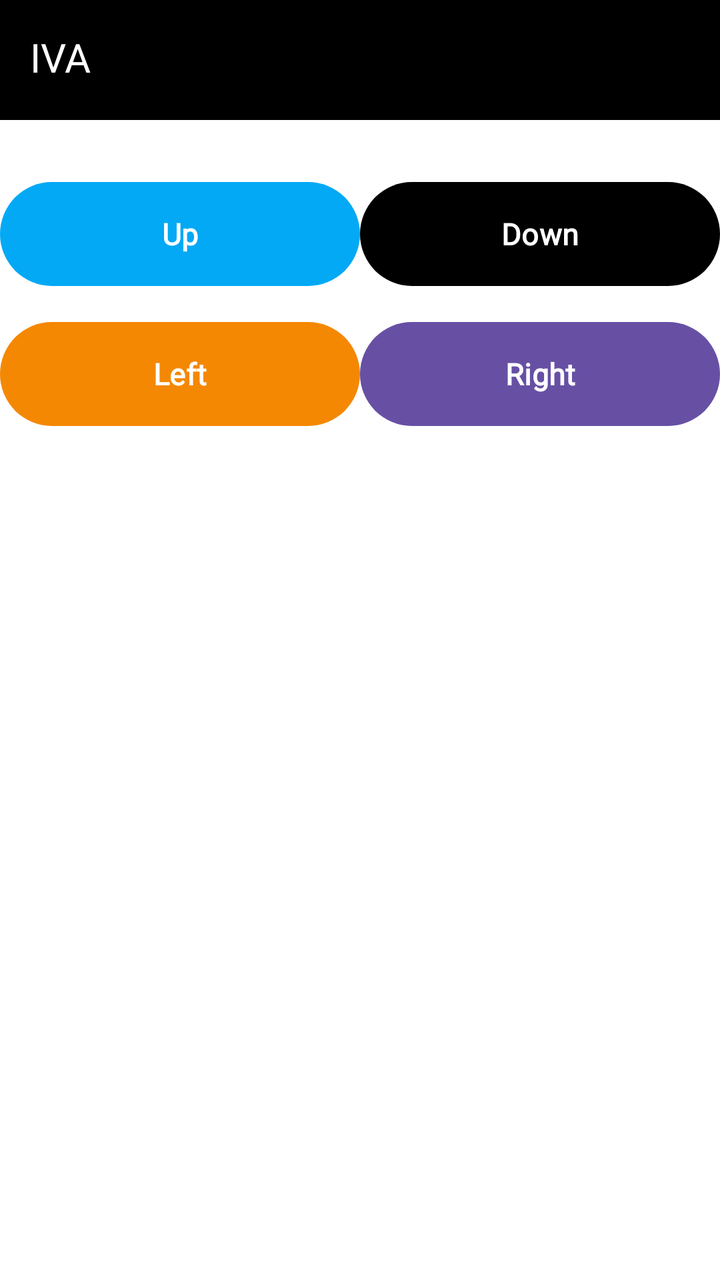
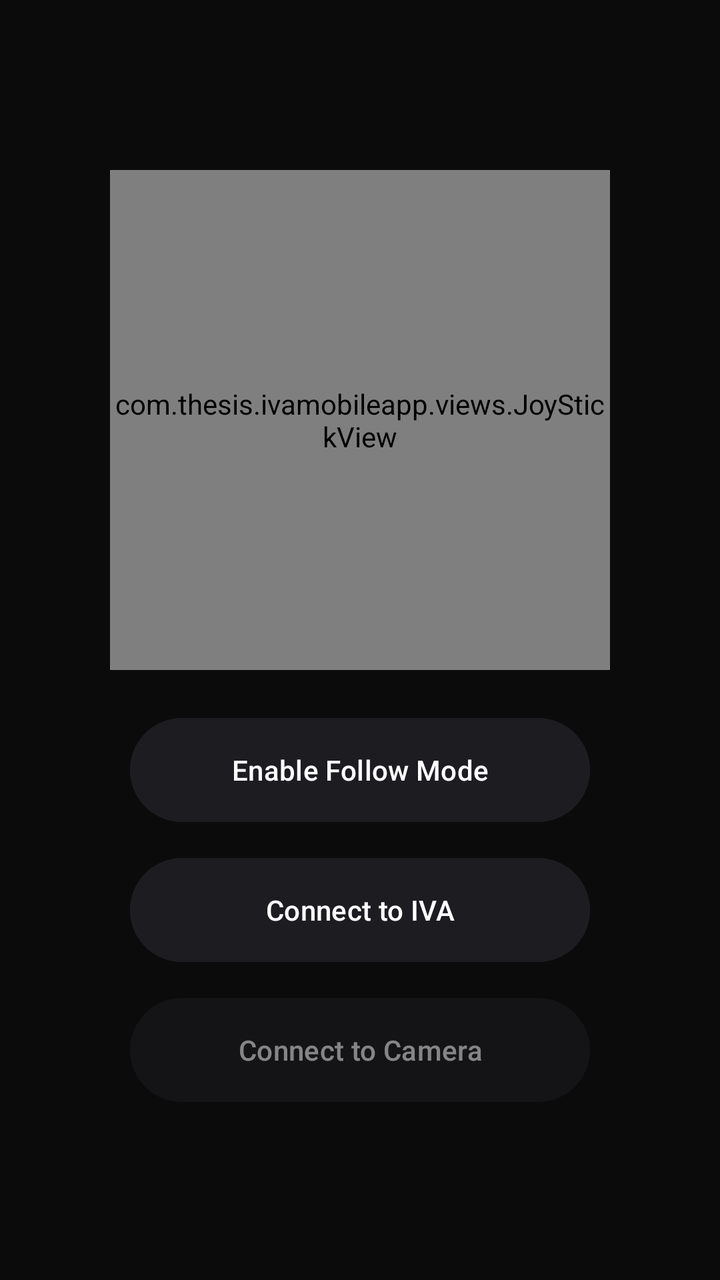

The first picture is an Android layout as it rendered before a commit; the second is the same layout after the commit. The layout source and the unified diff follow.
<!-- AndroidManifest.xml: application theme Theme.IvaMobileApp -->
<!-- res/layout/fragment_home.xml -->
<?xml version="1.0" encoding="utf-8"?>
<androidx.coordinatorlayout.widget.CoordinatorLayout xmlns:android="http://schemas.android.com/apk/res/android"
    android:layout_width="match_parent"
    android:layout_height="match_parent">

    <RelativeLayout
        android:layout_width="match_parent"
        android:layout_height="match_parent"
        android:background="@android:color/white">


        <View
            android:layout_width="match_parent"
            android:layout_height="60dp"
            android:background="@color/black" />

        <TextView
            android:id="@+id/lblTitle"
            android:layout_width="wrap_content"
            android:layout_height="wrap_content"
            android:fontFamily="@font/roboto_regular"
            android:padding="15dp"
            android:text="IVA"
            android:textColor="@color/white"
            android:textSize="20sp" />

        <LinearLayout
            android:id="@+id/linear1"
            android:layout_width="match_parent"
            android:layout_height="wrap_content"
            android:layout_below="@+id/lblTitle"
            android:layout_marginTop="30dp"
            android:orientation="horizontal">

            <Button
                android:id="@+id/btnTop"
                android:layout_width="0dp"
                android:layout_height="60dp"
                android:layout_weight="1"
                android:fontFamily="@font/roboto_regular"
                android:text="Up"
                android:textColor="@android:color/white"
                android:textSize="15sp"
                android:textStyle="bold"
                android:theme="@style/CustomStyleBlue" />

            <Button
                android:id="@+id/btnDown"
                android:layout_width="0dp"
                android:layout_height="60dp"
                android:layout_weight="1"
                android:fontFamily="@font/roboto_regular"
                android:text="Down"
                android:textColor="@android:color/white"
                android:textSize="15sp"
                android:textStyle="bold"
                android:theme="@style/CustomStyleBlack" />
        </LinearLayout>

        <LinearLayout
            android:id="@+id/linear2"
            android:layout_width="match_parent"
            android:layout_height="match_parent"
            android:layout_below="@+id/linear1"
            android:layout_marginTop="10dp"
            android:orientation="horizontal">

            <Button
                android:id="@+id/btnLeft"
                android:layout_width="0dp"
                android:layout_height="60dp"
                android:layout_weight="1"
                android:fontFamily="@font/roboto_regular"
                android:text="Left"
                android:textColor="@android:color/white"
                android:textSize="15sp"
                android:textStyle="bold"
                android:theme="@style/CustomStyleOrange" />

            <Button
                android:id="@+id/btnRight"
                android:layout_width="0dp"
                android:layout_height="60dp"
                android:layout_weight="1"
                android:fontFamily="@font/roboto_regular"
                android:text="Right"
                android:textColor="@android:color/white"
                android:textSize="15sp"
                android:textStyle="bold" />
        </LinearLayout>
    </RelativeLayout>

</androidx.coordinatorlayout.widget.CoordinatorLayout>
<!-- resources referenced by this layout -->
<resources>
  <color name="black">#FF000000</color>
  <color name="white">#FFFFFFFF</color>
  <style name="CustomStyleBlack" parent="Theme.Design.Light">
          <item name="colorPrimary">#000000</item>
          <item name="colorAccent">#000000</item>
      </style>
  <style name="CustomStyleBlue" parent="Theme.Design.Light">
          <item name="colorPrimary">#03A9F4</item>
          <item name="colorAccent">#2196F3</item>
      </style>
  <style name="CustomStyleOrange" parent="Theme.Design.Light">
          <item name="colorPrimary">#F48803</item>
          <item name="colorAccent">#F38D21</item>
      </style>
  <style name="Theme.IvaMobileApp" parent="Base.Theme.IvaMobileApp" />
  <style name="Base.Theme.IvaMobileApp" parent="Theme.Material3.DayNight.NoActionBar">
          
          
      </style>
</resources>

<!-- the commit's change to res/layout/fragment_home.xml (unified diff, before → after) -->
@@ -6,87 +6,58 @@
     <RelativeLayout
         android:layout_width="match_parent"
         android:layout_height="match_parent"
-        android:background="@android:color/white">
+        android:background="#0b0b0b">
 
-
-        <View
-            android:layout_width="match_parent"
-            android:layout_height="60dp"
-            android:background="@color/black" />
-
-        <TextView
-            android:id="@+id/lblTitle"
+        <LinearLayout
             android:layout_width="wrap_content"
             android:layout_height="wrap_content"
-            android:fontFamily="@font/roboto_regular"
-            android:padding="15dp"
-            android:text="IVA"
-            android:textColor="@color/white"
-            android:textSize="20sp" />
+            android:layout_centerInParent="true"
+            android:gravity="center"
+            android:orientation="vertical">
 
-        <LinearLayout
-            android:id="@+id/linear1"
-            android:layout_width="match_parent"
-            android:layout_height="wrap_content"
-            android:layout_below="@+id/lblTitle"
-            android:layout_marginTop="30dp"
-            android:orientation="horizontal">
+            <com.thesis.ivamobileapp.views.JoyStickView
+                android:id="@+id/joystickView"
+                android:layout_width="250dp"
+                android:layout_height="250dp" />
 
             <Button
-                android:id="@+id/btnTop"
-                android:layout_width="0dp"
+                android:id="@+id/btnFollow"
+                android:layout_width="230dp"
                 android:layout_height="60dp"
-                android:layout_weight="1"
-                android:fontFamily="@font/roboto_regular"
-                android:text="Up"
-                android:textColor="@android:color/white"
-                android:textSize="15sp"
-                android:textStyle="bold"
-                android:theme="@style/CustomStyleBlue" />
+                android:layout_marginTop="20dp"
+                android:backgroundTint="#1d1c21"
+                android:text="Enable Follow Mode"
+                android:textColor="@color/white" />
 
             <Button
-                android:id="@+id/btnDown"
-                android:layout_width="0dp"
+                android:id="@+id/btnAction"
+                android:layout_width="230dp"
                 android:layout_height="60dp"
-                android:layout_weight="1"
-                android:fontFamily="@font/roboto_regular"
-                android:text="Down"
-                android:textColor="@android:color/white"
-                android:textSize="15sp"
-                android:textStyle="bold"
-                android:theme="@style/CustomStyleBlack" />
-        </LinearLayout>
-
-        <LinearLayout
-            android:id="@+id/linear2"
-            android:layout_width="match_parent"
-            android:layout_height="match_parent"
-            android:layout_below="@+id/linear1"
-            android:layout_marginTop="10dp"
-            android:orientation="horizontal">
+                android:layout_marginTop="10dp"
+                android:backgroundTint="#1d1c21"
+                android:drawableStart="@drawable/ic_bt"
+                android:drawablePadding="12dp"
+                android:drawableTint="@color/white"
+                android:paddingStart="20dp"
+                android:paddingEnd="20dp"
+                android:text="Connect to IVA"
+                android:textColor="@color/white" />
 
             <Button
-                android:id="@+id/btnLeft"
-                android:layout_width="0dp"
+                android:id="@+id/btnCamera"
+                android:layout_width="230dp"
                 android:layout_height="60dp"
-                android:layout_weight="1"
-                android:fontFamily="@font/roboto_regular"
-                android:text="Left"
-                android:textColor="@android:color/white"
-                android:textSize="15sp"
-                android:textStyle="bold"
-                android:theme="@style/CustomStyleOrange" />
-
-            <Button
-                android:id="@+id/btnRight"
-                android:layout_width="0dp"
-                android:layout_height="60dp"
-                android:layout_weight="1"
-                android:fontFamily="@font/roboto_regular"
-                android:text="Right"
-                android:textColor="@android:color/white"
-                android:textSize="15sp"
-                android:textStyle="bold" />
+                android:layout_marginTop="10dp"
+                android:backgroundTint="#1d1c21"
+                android:drawableStart="@drawable/ic_camera"
+                android:drawablePadding="12dp"
+                android:drawableTint="@color/white"
+                android:paddingStart="20dp"
+                android:paddingEnd="20dp"
+                android:text="Connect to Camera"
+                android:textColor="@color/white"
+                android:enabled="false"
+                android:alpha="0.5" />
         </LinearLayout>
     </RelativeLayout>
 
<!-- resource entries referenced after the edit -->
@@ -1,19 +1,13 @@
 <!-- resources referenced by this layout -->
 <resources>
-  <color name="black">#FF000000</color>
   <color name="white">#FFFFFFFF</color>
-  <style name="CustomStyleBlack" parent="Theme.Design.Light">
-          <item name="colorPrimary">#000000</item>
-          <item name="colorAccent">#000000</item>
-      </style>
-  <style name="CustomStyleBlue" parent="Theme.Design.Light">
-          <item name="colorPrimary">#03A9F4</item>
-          <item name="colorAccent">#2196F3</item>
-      </style>
-  <style name="CustomStyleOrange" parent="Theme.Design.Light">
-          <item name="colorPrimary">#F48803</item>
-          <item name="colorAccent">#F38D21</item>
-      </style>
+  <!-- drawable ic_bt: vector/xml drawable (drawable, 2112 chars, omitted) -->
+  <!-- drawable ic_camera (drawable) -->
+  <vector xmlns:android="http://schemas.android.com/apk/res/android" android:height="52dp" android:viewportHeight="24" android:viewportWidth="24" android:width="52dp">
+        
+      <path android:fillColor="#1C274C" android:fillType="evenOdd" android:pathData="M9.778,21H14.222C17.343,21 18.904,21 20.025,20.265C20.51,19.946 20.927,19.537 21.251,19.061C22,17.96 22,16.428 22,13.364C22,10.299 22,8.767 21.251,7.667C20.927,7.19 20.51,6.781 20.025,6.463C19.304,5.99 18.403,5.821 17.022,5.761C16.363,5.761 15.796,5.271 15.667,4.636C15.473,3.685 14.622,3 13.634,3H10.366C9.378,3 8.527,3.685 8.333,4.636C8.204,5.271 7.637,5.761 6.978,5.761C5.597,5.821 4.696,5.99 3.975,6.463C3.49,6.781 3.073,7.19 2.749,7.667C2,8.767 2,10.299 2,13.364C2,16.428 2,17.96 2.749,19.061C3.073,19.537 3.49,19.946 3.975,20.265C5.096,21 6.657,21 9.778,21ZM12,9.273C9.699,9.273 7.833,11.104 7.833,13.364C7.833,15.623 9.699,17.455 12,17.455C14.301,17.455 16.167,15.623 16.167,13.364C16.167,11.104 14.301,9.273 12,9.273ZM12,10.909C10.619,10.909 9.5,12.008 9.5,13.364C9.5,14.719 10.619,15.818 12,15.818C13.381,15.818 14.5,14.719 14.5,13.364C14.5,12.008 13.381,10.909 12,10.909ZM16.722,10.091C16.722,9.639 17.095,9.273 17.556,9.273H18.667C19.127,9.273 19.5,9.639 19.5,10.091C19.5,10.543 19.127,10.909 18.667,10.909H17.556C17.095,10.909 16.722,10.543 16.722,10.091Z"/>
+      
+  </vector>
   <style name="Theme.IvaMobileApp" parent="Base.Theme.IvaMobileApp" />
   <style name="Base.Theme.IvaMobileApp" parent="Theme.Material3.DayNight.NoActionBar">
           
